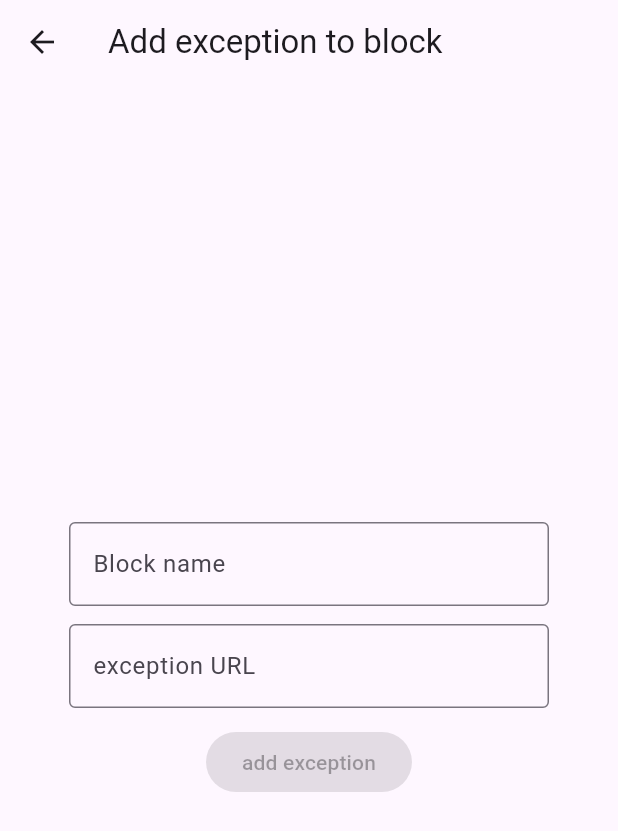
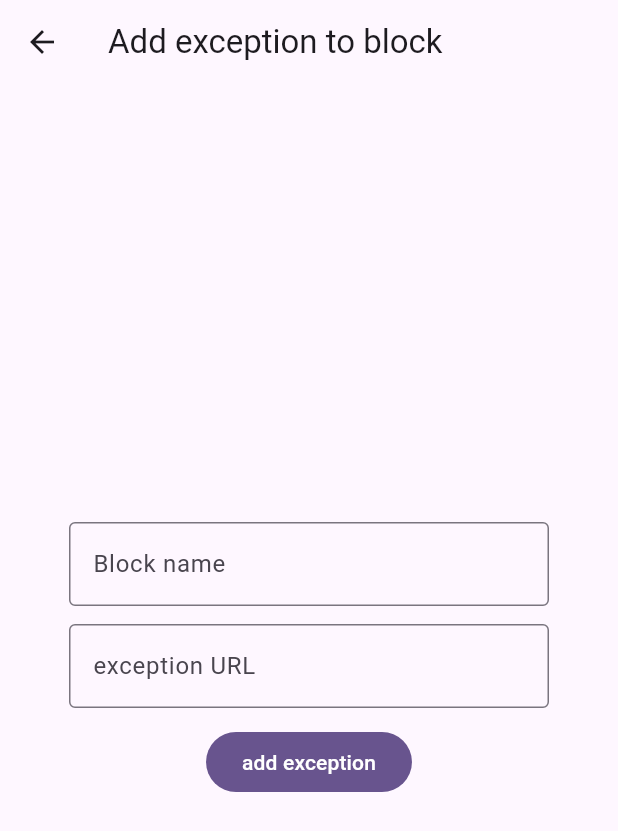
Before and after one commit to DamirGalimzhanovUVA/cold-turkey-remote-controller, a Flutter app: the AddExceptionPage screen opened directly, on a phone screen of 412 x 824 dp. Shown: the top 831 px of the screen. Run offline on Flutter 3.47's test engine with Material 3 defaults, Android fonts, the phone set to English and light mode, and no system bars.

Commit message:
Made page structure the same on both "add exception" and "unblock" screens

```diff
--- a/lib/main.dart
+++ b/lib/main.dart
@@ -164,27 +164,30 @@ class AddExceptionPage extends StatelessWidget {
   Widget build(BuildContext context) {
     return Scaffold(
       appBar: AppBar(title: const Text('Add exception to block')),
-      body: const Center(
+      body: Center(
         child: SizedBox(
           width: 320,
           child: Column(
             mainAxisSize: MainAxisSize.min,
             children: [
-              TextField(
+              const TextField(
                 decoration: InputDecoration(
                   border: OutlineInputBorder(),
                   labelText: 'Block name',
                 ),
               ),
-              SizedBox(height: 12),
-              TextField(
+              const SizedBox(height: 12),
+              const TextField(
                 decoration: InputDecoration(
                   border: OutlineInputBorder(),
                   labelText: 'exception URL',
                 ),
               ),
-              SizedBox(height: 12),
-              FilledButton(onPressed: null, child: Text('add exception')),
+              const SizedBox(height: 12),
+              FilledButton(
+                onPressed: () {},
+                child: const Text('add exception'),
+              ),
             ],
           ),
         ),
```
